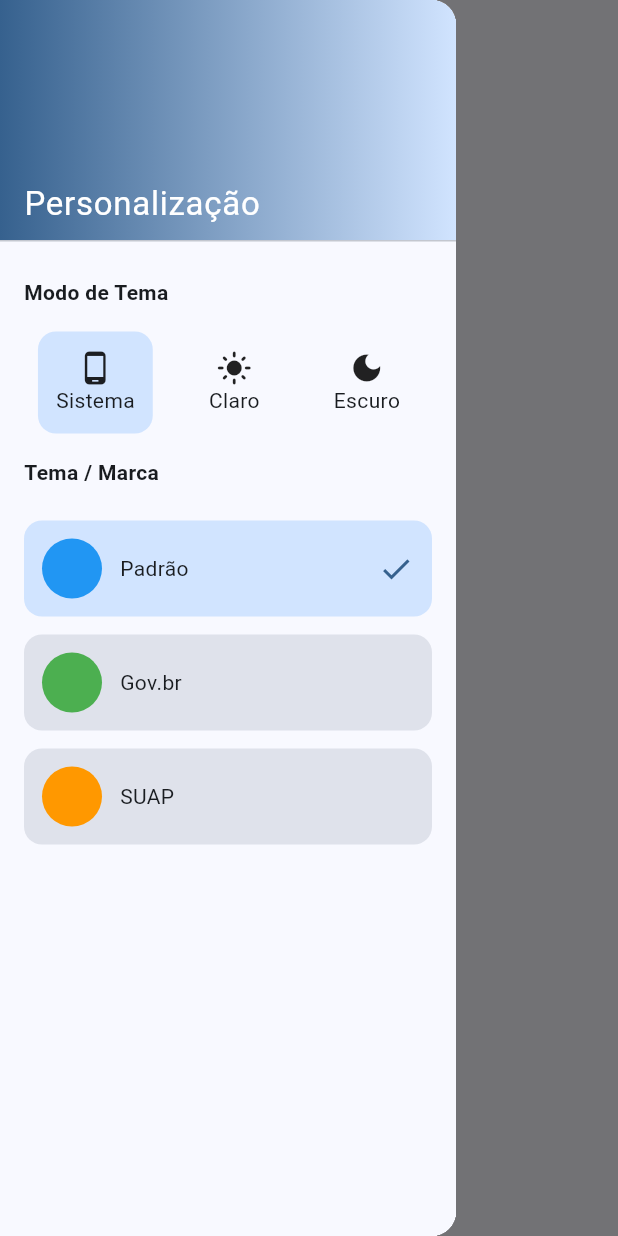
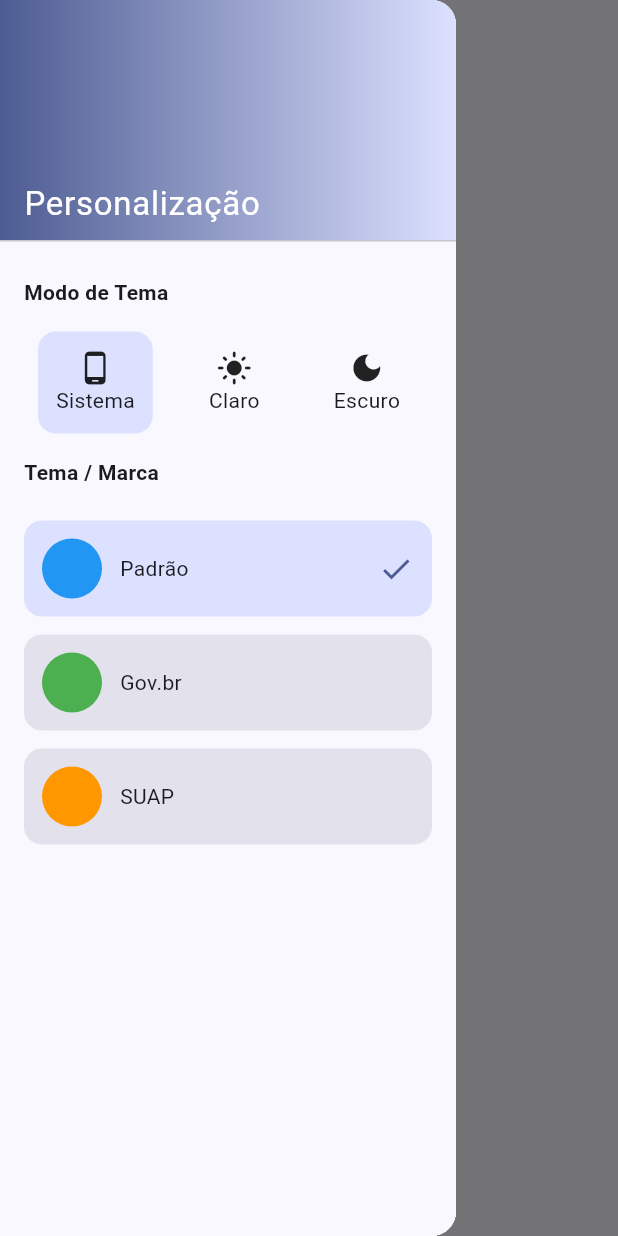
Before and after one commit to graconlima/DDM-HIBRIDO-2026.1, a Flutter app: the screen it shows after launch, with the side drawer open, on a phone screen of 412 x 824 dp. Run offline on Flutter 3.47's test engine with Material 3 defaults, Android fonts, the phone set to English and light mode, and no system bars; our stand-ins replace flutter_mobx, mobx; generated files the repository leaves out were written again.

Commit message:
Adicionando MobX

```diff
--- /dev/null
+++ b/lib/exemplo_arquitetura/app/app.dart
@@ -0,0 +1,39 @@
+
+import 'package:flutter_mobx/flutter_mobx.dart';
+
+import '../funcionalidades/config/mudar_tema.dart';
+import '../funcionalidades/config/pagina_config.dart';
+
+import '../core/temas/controlador_tema.dart';
+import '../core/temas/fabrica_temas.dart';
+import 'package:flutter/material.dart';
+import 'package:provider/provider.dart';
+
+class MeuApp extends StatelessWidget {
+  const MeuApp({super.key});
+
+  @override
+  Widget build(BuildContext context) {
+    final controlador = context.read<ControladorTema>();
+
+    //Com MobX
+    return Observer(
+      builder: (_) {
+        return MaterialApp(
+          theme: FabricaTemas.light(controlador.themeType),
+          darkTheme: FabricaTemas.dark(controlador.themeType),
+          themeMode: controlador.themeMode,
+          home: PaginaConfig(),
+        );
+      },
+    );
+
+    /* //Com Provider
+    return MaterialApp(
+      theme: FabricaTemas.light(controlador.themeType),
+      darkTheme: FabricaTemas.dark(controlador.themeType),
+      themeMode: controlador.themeMode,
+      home: PaginaConfig(),
+    );*/
+  }
+}
--- a/lib/exemplo_arquitetura/lib/core/temas/fabrica_temas.dart
+++ b/lib/exemplo_arquitetura/core/temas/fabrica_temas.dart
@@ -1,5 +1,5 @@
-import 'package:ddm_20261/exemplo_arquitetura/lib/core/temas/temas/tema_gov.dart';
-import 'package:ddm_20261/exemplo_arquitetura/lib/core/temas/temas/tema_padrao.dart';
+import '../temas/temas/tema_gov.dart';
+import '../temas/temas/tema_padrao.dart';
 import 'package:flutter/material.dart';
 
 enum AppThemeType { padrao, govBr, suap }
--- a/lib/exemplo_arquitetura/lib/core/temas/temas/tema_padrao.dart
+++ b/lib/exemplo_arquitetura/core/temas/temas/tema_gov.dart
@@ -1,17 +1,18 @@
+import '../tokens/token_cores.dart';
 import 'package:flutter/material.dart';
 
-ThemeData padraoLight = ThemeData(
+ThemeData govBrLight = ThemeData(
   useMaterial3: true,
   colorScheme: ColorScheme.fromSeed(
-    seedColor: Colors.blue,
+    seedColor: CorTokens.govBr,
     brightness: Brightness.light,
   ),
 );
 
-ThemeData padraoDark = ThemeData(
+ThemeData govBrDark = ThemeData(
   useMaterial3: true,
   colorScheme: ColorScheme.fromSeed(
-    seedColor: Colors.blue,
+    seedColor: CorTokens.govBr,
     brightness: Brightness.dark,
   ),
 );
--- a/lib/exemplo_arquitetura/lib/core/temas/temas/tema_gov.dart
+++ b/lib/exemplo_arquitetura/core/temas/temas/tema_padrao.dart
@@ -1,18 +1,19 @@
-import 'package:ddm_20261/exemplo_arquitetura/lib/core/temas/tokens/token_cores.dart';
+import '../tokens/token_cores.dart';
 import 'package:flutter/material.dart';
 
-ThemeData govBrLight = ThemeData(
+ThemeData padraoLight = ThemeData(
   useMaterial3: true,
   colorScheme: ColorScheme.fromSeed(
-    seedColor: Colors.green,
+    seedColor: CorTokens.padrao,
     brightness: Brightness.light,
+
   ),
 );
 
-ThemeData govBrDark = ThemeData(
+ThemeData padraoDark = ThemeData(
   useMaterial3: true,
   colorScheme: ColorScheme.fromSeed(
-    seedColor: Colors.green,
+    seedColor: CorTokens.padrao,
     brightness: Brightness.dark,
   ),
 );
--- a/lib/exemplo_arquitetura/lib/funcionalidades/config/mudar_tema.dart
+++ b/lib/exemplo_arquitetura/funcionalidades/config/mudar_tema.dart
@@ -9,7 +9,8 @@ class MudarTema extends StatelessWidget {
 
   @override
   Widget build(BuildContext context) {
-    final controller = context.watch<ControladorTema>();
+    final controlador = context.read<ControladorTema>();//Provider
+    //final controlador = Modular.read<ControladorTema>();//MobX
     final colors = Theme.of(context).colorScheme;
 
     return Drawer(
@@ -44,7 +45,7 @@ class MudarTema extends StatelessWidget {
               ),
             ),
 
-            _SeletorModoTema(controller: controller),
+            _SeletorModoTema(controller: controlador),
 
             const Padding(
               padding: EdgeInsets.all(16),
@@ -54,7 +55,7 @@ class MudarTema extends StatelessWidget {
               ),
             ),
 
-            _SeletorTema(controller: controller),
+            _SeletorTema(controller: controlador),
           ],
         ),
       ),
--- a/lib/exemplo_arquitetura/lib/funcionalidades/config/pagina_config.dart
+++ b/lib/exemplo_arquitetura/funcionalidades/config/pagina_config.dart
@@ -1,6 +1,5 @@
 import 'package:flutter/material.dart';
-
-import '../../../lib/funcionalidades/config/mudar_tema.dart';
+import '../config/mudar_tema.dart';
 
 class PaginaConfig extends StatelessWidget {
   const PaginaConfig({super.key});
--- a/lib/exemplo_arquitetura/lib/app/app.dart
+++ /dev/null
@@ -1,24 +0,0 @@
-
-import '../../lib/funcionalidades/config/mudar_tema.dart';
-import '../../lib/funcionalidades/config/pagina_config.dart';
-
-import '../../lib/core/temas/controlador_tema.dart';
-import '../../lib/core/temas/fabrica_temas.dart';
-import 'package:flutter/material.dart';
-import 'package:provider/provider.dart';
-
-class MeuApp extends StatelessWidget {
-  const MeuApp({super.key});
-
-  @override
-  Widget build(BuildContext context) {
-    final controller = context.watch<ControladorTema>();
-
-    return MaterialApp(
-      theme: FabricaTemas.light(controller.themeType),
-      darkTheme: FabricaTemas.dark(controller.themeType),
-      themeMode: controller.themeMode,
-      home: PaginaConfig(),
-    );
-  }
-}
```
Also changed, not shown: lib/exemplo_arquitetura/core/temas/controlador_tema.dart (renamed from lib/exemplo_arquitetura/lib/core/temas/controlador_tema.dart, +32 -2 lines), lib/exemplo_arquitetura/lib/main.dart (deleted, +0 -18 lines), lib/exemplo_arquitetura/main.dart (added, +27 -0 lines), pubspec.yaml (+6 -3 lines), lib/exemplo_arquitetura/app/rotas.dart (added), lib/exemplo_arquitetura/core/temas/extensoes/cores_custom.dart (renamed from lib/exemplo_arquitetura/lib/core/temas/extensoes/cores_custom.dart), lib/exemplo_arquitetura/core/temas/tokens/token_cores.dart (renamed from lib/exemplo_arquitetura/lib/core/temas/tokens/token_cores.dart), lib/exemplo_arquitetura/core/temas/tokens/token_espacamento.dart (renamed from lib/exemplo_arquitetura/lib/core/temas/tokens/token_espacamento.dart), lib/exemplo_arquitetura/core/temas/tokens/token_tipografia.dart (renamed from lib/exemplo_arquitetura/lib/core/temas/tokens/token_tipografia.dart), pubspec.lock.
